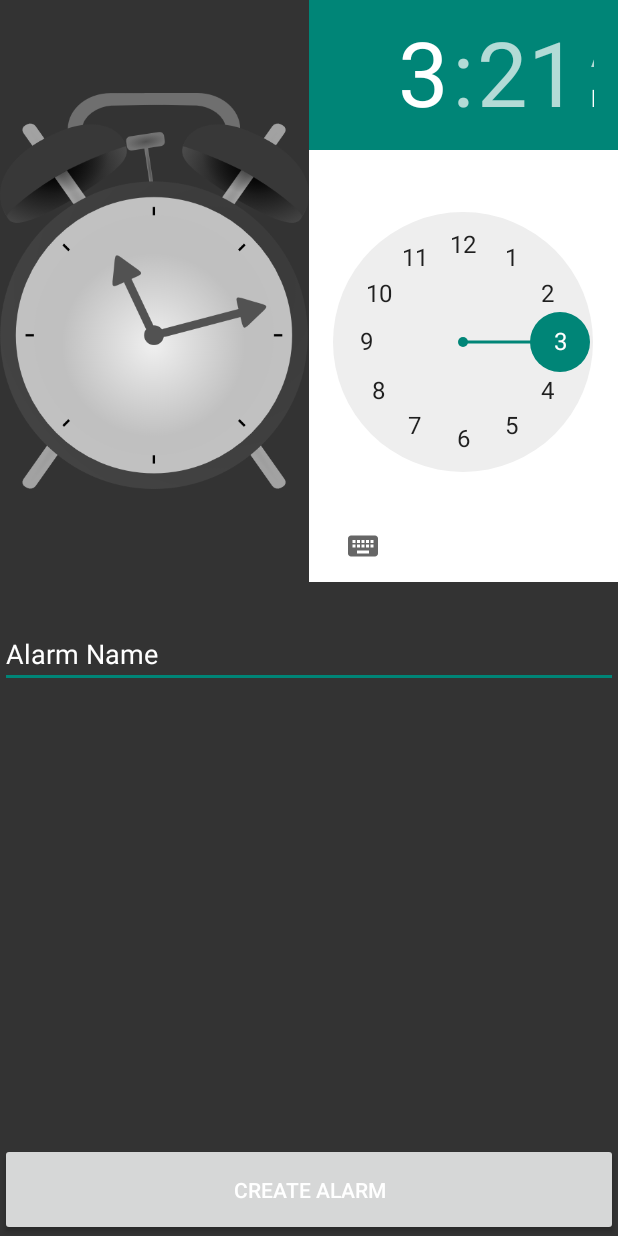
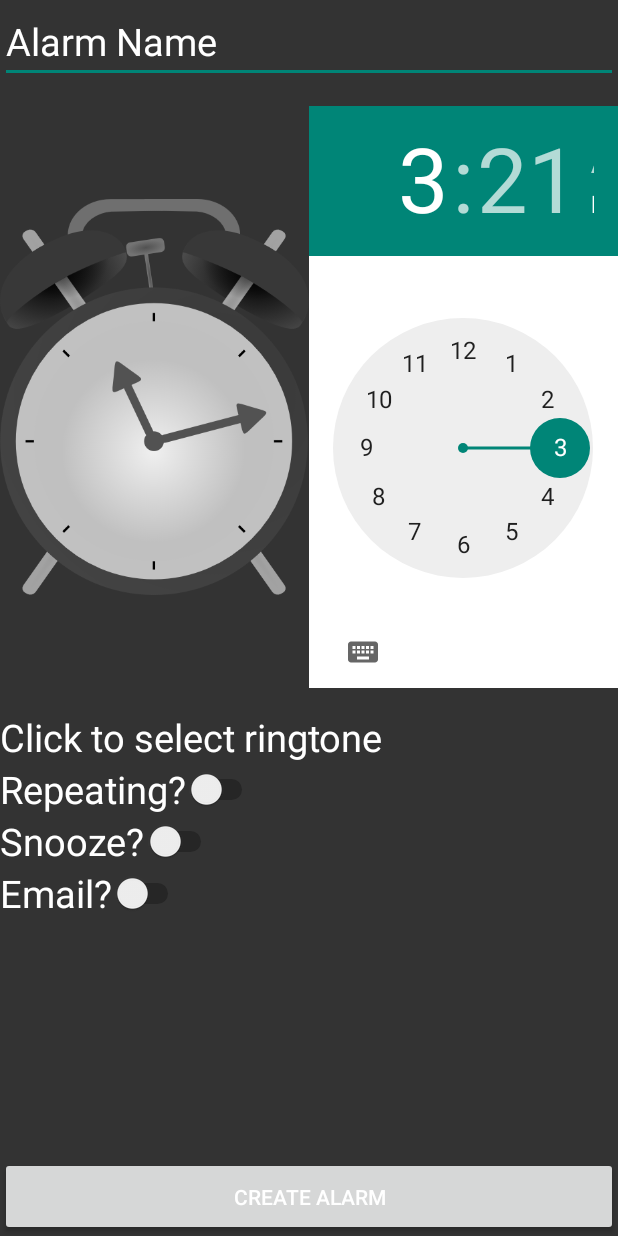
Before and after one commit to jtwalker/Alert, an Android app: the CreateAlarm screen opened directly, with no data from a screen before it, on a phone screen of 412 x 824 dp. Run offline under Robolectric (Android 15) with nearby library versions, the light colour scheme and no system bars.

Commit message:
Changed MinSDK from 11 to 14.
CreateAlarm layout now contains repeating, snooze, and email switches.

```diff
--- a/app/build.gradle
+++ b/app/build.gradle
@@ -6,7 +6,7 @@ android {
 
     defaultConfig {
         applicationId "edu.westga.justinwalker.alert"
-        minSdkVersion 11
+        minSdkVersion 14
         targetSdkVersion 20
     }
 
--- a/app/src/main/AndroidManifest.xml
+++ b/app/src/main/AndroidManifest.xml
@@ -3,10 +3,6 @@
     package="edu.westga.justinwalker.alert"
     android:versionCode="1"
     android:versionName="1.0" >
-
-    <uses-sdk
-        android:minSdkVersion="11"
-        android:targetSdkVersion="20" />
 
     <uses-permission android:name="android.permission.INTERNET" />
 
--- a/app/src/main/res/layout/create_alarm.xml
+++ b/app/src/main/res/layout/create_alarm.xml
@@ -5,12 +5,25 @@
     android:background="@color/gray"
     android:orientation="vertical" >
 
+    <EditText
+        android:id="@+id/alarmNameText"
+        android:inputType="textPersonName"
+        android:ems="10"
+        android:text="@string/alarm_name"
+        android:layout_width="match_parent"
+        android:layout_height="wrap_content"
+        android:layout_gravity="center_horizontal"
+        android:textColor="@color/white"
+        android:textSize="@dimen/create_alarm_font_size" />
+
     <LinearLayout
         android:id="@+id/alarmDetailsTop"
         android:layout_width="match_parent"
         android:layout_height="wrap_content"
         android:layout_gravity="center"
-        android:orientation="horizontal">
+        android:orientation="horizontal"
+        android:layout_marginTop="15dp"
+        android:layout_marginBottom="15dp">
 
         <ImageView
             android:id="@+id/alarmImage"
@@ -34,18 +47,47 @@
         android:layout_width="match_parent"
         android:layout_height="0dp"
         android:layout_weight="0.85"
-        android:orientation="vertical"
-        android:layout_marginTop="25dp" >
+        android:orientation="vertical" >
 
-        <EditText
-            android:id="@+id/alarmNameText"
+        <TextView
+            android:id="@+id/ringtone"
             android:layout_width="match_parent"
             android:layout_height="wrap_content"
-            android:inputType="textPersonName"
-            android:text="@string/alarm_name"
+            android:text="@string/ringtone"
             android:textColor="@color/white"
-            android:ems="10"
-            android:layout_gravity="center_horizontal" />
+            android:textSize="@dimen/create_alarm_font_size"
+            android:layout_gravity="center_horizontal"/>
+
+        <LinearLayout
+            android:id="@+id/toggleLayout"
+            android:layout_width="match_parent"
+            android:layout_height="wrap_content"
+            android:orientation="vertical" >
+
+            <Switch
+                android:layout_width="wrap_content"
+                android:layout_height="wrap_content"
+                android:text="@string/alarm_repeating"
+                android:textColor="@color/white"
+                android:textSize="@dimen/create_alarm_font_size"
+                android:id="@+id/repeatingSwitch"/>
+
+            <Switch
+                android:layout_width="wrap_content"
+                android:layout_height="wrap_content"
+                android:text="@string/alarm_snooze"
+                android:textColor="@color/white"
+                android:textSize="@dimen/create_alarm_font_size"
+                android:id="@+id/snoozeSwitch" />
+
+            <Switch
+                android:layout_width="wrap_content"
+                android:layout_height="wrap_content"
+                android:text="@string/alarm_email"
+                android:textColor="@color/white"
+                android:textSize="@dimen/create_alarm_font_size"
+                android:id="@+id/emailSwitch"/>
+        </LinearLayout>
     </LinearLayout>
 
     <LinearLayout
--- a/app/src/main/res/values-sw600dp-land/dimens.xml
+++ b/app/src/main/res/values-sw600dp-land/dimens.xml
@@ -9,4 +9,6 @@
     <dimen name="active_alarm_font_size">45sp</dimen>
     <dimen name="edit_font_size">25sp</dimen>
 
+    <dimen name="create_alarm_font_size">50sp</dimen>
+
 </resources>
--- a/app/src/main/res/values-sw600dp/dimens.xml
+++ b/app/src/main/res/values-sw600dp/dimens.xml
@@ -9,4 +9,6 @@
     <dimen name="active_alarm_font_size">45sp</dimen>
     <dimen name="edit_font_size">25sp</dimen>
 
+    <dimen name="create_alarm_font_size">40sp</dimen>
+
 </resources>
--- a/app/src/main/res/values-sw720dp-land/dimens.xml
+++ b/app/src/main/res/values-sw720dp-land/dimens.xml
@@ -10,4 +10,6 @@
     <dimen name="active_alarm_font_size">65sp</dimen>
     <dimen name="edit_font_size">45sp</dimen>
 
+    <dimen name="create_alarm_font_size">65sp</dimen>
+
 </resources>
--- a/app/src/main/res/values-sw720dp/dimens.xml
+++ b/app/src/main/res/values-sw720dp/dimens.xml
@@ -10,4 +10,6 @@
     <dimen name="active_alarm_font_size">65sp</dimen>
     <dimen name="edit_font_size">35sp</dimen>
 
+    <dimen name="create_alarm_font_size">55sp</dimen>
+
 </resources>
--- a/app/src/main/res/values/dimens.xml
+++ b/app/src/main/res/values/dimens.xml
@@ -3,7 +3,9 @@
     <!-- Default screen margins, per the Android Design guidelines. -->
     <dimen name="activity_horizontal_margin">16dp</dimen>
     <dimen name="activity_vertical_margin">16dp</dimen>
-    <dimen name="font_size">30sp</dimen>
+    <dimen name="font_size">25sp</dimen>
     <dimen name="zero_dp">0dp</dimen>
 
+    <dimen name="create_alarm_font_size">25sp</dimen>
+
 </resources>
--- a/app/src/main/res/values/strings.xml
+++ b/app/src/main/res/values/strings.xml
@@ -10,6 +10,18 @@
 
     <string name="image_description">Image to be used for the alarm</string>
     <string name="alarm_name">Alarm Name</string>
+    <string name="ringtone">Click to select ringtone</string>
+    <string name="alarm_snooze">Snooze?</string>
+    <string name="alarm_email">Email?</string>
+    <string name="alarm_repeating">Repeating?</string>
+
+    <string name="day_of_week_mon">Mon</string>
+    <string name="day_of_week_tues">Tues</string>
+    <string name="day_of_week_wed">Wed</string>
+    <string name="day_of_week_thurs">Thurs</string>
+    <string name="day_of_week_fri">Fri</string>
+    <string name="day_of_week_sat">Sat</string>
+    <string name="day_of_week_sun">Sun</string>
 
     <string name="title_activity_set_alarm">SetAlarm</string>
     <string name="title_activity_alarm_receiver">AlarmReceiverActivity</string>
```
Also changed, not shown: app/src/main/res/values/styles.xml (line endings or trailing spaces), 33 other files.
